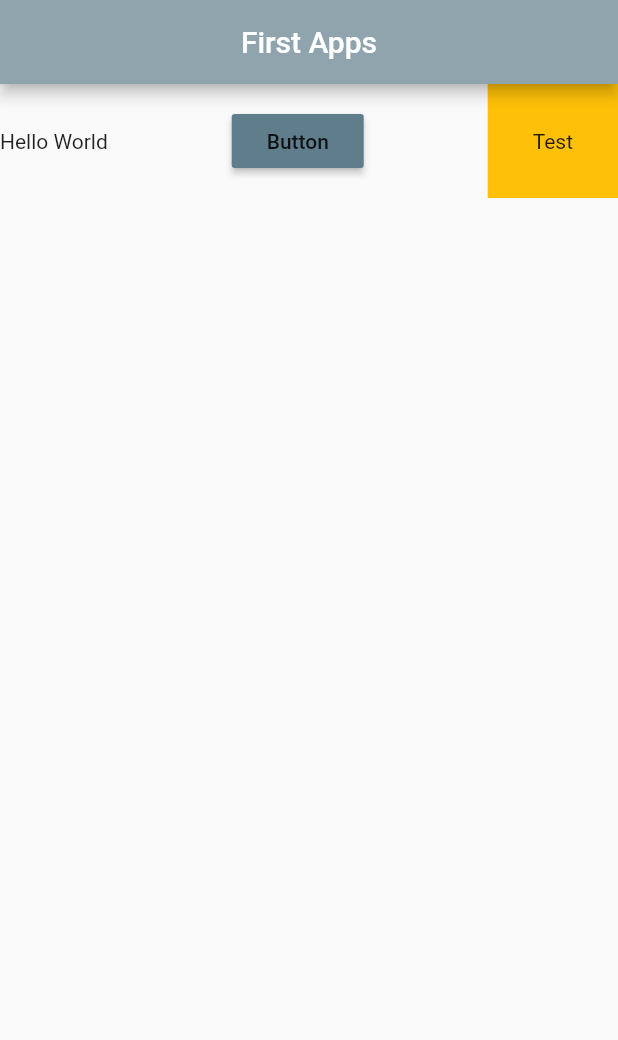
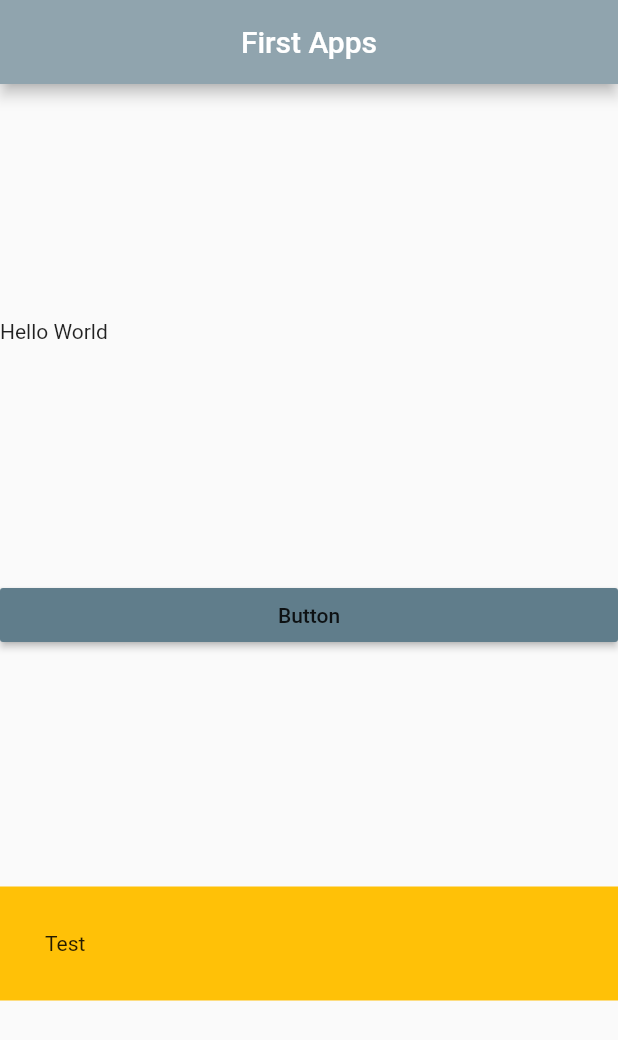
Before and after one commit to breakdesign/flutter, a Flutter app: the screen it shows after launch, on a phone screen of 412 x 824 dp. Shown: the top 1040 px of the screen. Run offline on Flutter 3.47's test engine with Material 2 defaults, Android fonts, the phone set to English and light mode, and no system bars.

Commit message:
lesson 12 column

```diff
--- a/lib/main.dart
+++ b/lib/main.dart
@@ -15,18 +15,18 @@ class HomeStateless extends StatelessWidget {
         centerTitle: true,
         backgroundColor: Colors.blueGrey[300],
       ),
-      body: Row(
+      body: Column(
         // main axis is X position (left,right)
         // MainAxisAlignment.spaceEvenly|
         // MainAxisAlignment.start |
         // MainAxisAlignment.spaceBetween | dll
-        mainAxisAlignment: MainAxisAlignment.spaceBetween,
+        mainAxisAlignment: MainAxisAlignment.spaceEvenly,
         // cross axis is Y position(top,bottom)
         // CrossAxisAlignment.start |
         // CrossAxisAlignment.center |
         // CrossAxisAlignment.end |
         // CrossAxisAlignment.stretch | dll
-        crossAxisAlignment: CrossAxisAlignment.center,
+        crossAxisAlignment: CrossAxisAlignment.stretch,
         children: [
           const Text("Hello World"),
           MaterialButton(
```
